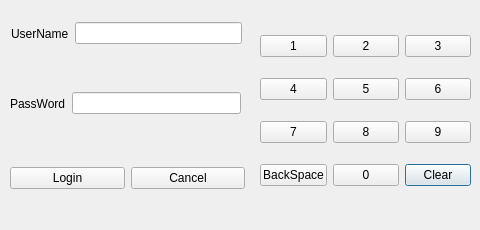
SuperbusyMuxiaolin/exp, file logwidget.ui: the form before one commit.
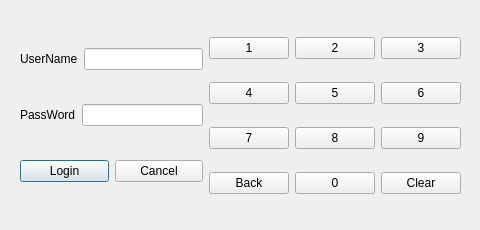
The form after the commit.

Patch:
```diff
--- a/logwidget.ui
+++ b/logwidget.ui
@@ -13,15 +13,81 @@
   <property name="windowTitle">
    <string>Dialog</string>
   </property>
-  <widget class="QWidget" name="gridLayoutWidget">
+  <widget class="QWidget" name="">
    <property name="geometry">
     <rect>
-     <x>260</x>
+     <x>20</x>
      <y>20</y>
-     <width>211</width>
-     <height>181</height>
+     <width>441</width>
+     <height>191</height>
     </rect>
    </property>
+   <layout class="QHBoxLayout" name="horizontalLayout_4">
+    <item>
+     <layout class="QVBoxLayout" name="verticalLayout">
+      <item>
+       <layout class="QHBoxLayout" name="horizontalLayout">
+        <item>
+         <widget class="QLabel" name="label">
+          <property name="text">
+           <string>UserName</string>
+          </property>
+         </widget>
+        </item>
+        <item>
+         <widget class="QLineEdit" name="tx_usr">
+          <property name="text">
+           <string/>
+          </property>
+          <property name="clearButtonEnabled">
+           <bool>false</bool>
+          </property>
+         </widget>
+        </item>
+       </layout>
+      </item>
+      <item>
+       <layout class="QHBoxLayout" name="horizontalLayout_2">
+        <item>
+         <widget class="QLabel" name="label_2">
+          <property name="text">
+           <string>PassWord</string>
+          </property>
+         </widget>
+        </item>
+        <item>
+         <widget class="QLineEdit" name="tx_pw">
+          <property name="text">
+           <string/>
+          </property>
+          <property name="echoMode">
+           <enum>QLineEdit::Normal</enum>
+          </property>
+         </widget>
+        </item>
+       </layout>
+      </item>
+      <item>
+       <layout class="QHBoxLayout" name="horizontalLayout_3">
+        <item>
+         <widget class="QPushButton" name="pb_log">
+          <property name="text">
+           <string>Login</string>
+          </property>
+         </widget>
+        </item>
+        <item>
+         <widget class="QPushButton" name="pb_cancel">
+          <property name="text">
+           <string>Cancel</string>
+          </property>
+         </widget>
+        </item>
+       </layout>
+      </item>
+     </layout>
+    </item>
+    <item>
    <layout class="QGridLayout" name="gridLayout">
     <item row="3" column="2">
      <widget class="QPushButton" name="pb_clear">
@@ -82,7 +148,7 @@
     <item row="3" column="0">
      <widget class="QPushButton" name="pb_bk">
       <property name="text">
-       <string>BackSpace</string>
+         <string>Back</string>
       </property>
      </widget>
     </item>
@@ -108,88 +174,6 @@
      </widget>
     </item>
    </layout>
-  </widget>
-  <widget class="QWidget" name="layoutWidget">
-   <property name="geometry">
-    <rect>
-     <x>11</x>
-     <y>20</y>
-     <width>231</width>
-     <height>27</height>
-    </rect>
-   </property>
-   <layout class="QHBoxLayout" name="horizontalLayout">
-    <item>
-     <widget class="QLabel" name="label">
-      <property name="text">
-       <string>UserName</string>
-      </property>
-     </widget>
-    </item>
-    <item>
-     <widget class="QLineEdit" name="tx_usr">
-      <property name="text">
-       <string/>
-      </property>
-      <property name="clearButtonEnabled">
-       <bool>false</bool>
-      </property>
-     </widget>
-    </item>
-   </layout>
-  </widget>
-  <widget class="QWidget" name="layoutWidget">
-   <property name="geometry">
-    <rect>
-     <x>10</x>
-     <y>90</y>
-     <width>231</width>
-     <height>27</height>
-    </rect>
-   </property>
-   <layout class="QHBoxLayout" name="horizontalLayout_2">
-    <item>
-     <widget class="QLabel" name="label_2">
-      <property name="text">
-       <string>PassWord</string>
-      </property>
-     </widget>
-    </item>
-    <item>
-     <widget class="QLineEdit" name="tx_pw">
-      <property name="text">
-       <string/>
-      </property>
-      <property name="echoMode">
-       <enum>QLineEdit::Normal</enum>
-      </property>
-     </widget>
-    </item>
-   </layout>
-  </widget>
-  <widget class="QWidget" name="layoutWidget">
-   <property name="geometry">
-    <rect>
-     <x>10</x>
-     <y>160</y>
-     <width>235</width>
-     <height>36</height>
-    </rect>
-   </property>
-   <layout class="QHBoxLayout" name="horizontalLayout_3">
-    <item>
-     <widget class="QPushButton" name="pb_log">
-      <property name="text">
-       <string>Login</string>
-      </property>
-     </widget>
-    </item>
-    <item>
-     <widget class="QPushButton" name="pb_cancel">
-      <property name="text">
-       <string>Cancel</string>
-      </property>
-     </widget>
     </item>
    </layout>
   </widget>
```
Lines whose indentation alone changed are shown as unchanged.
